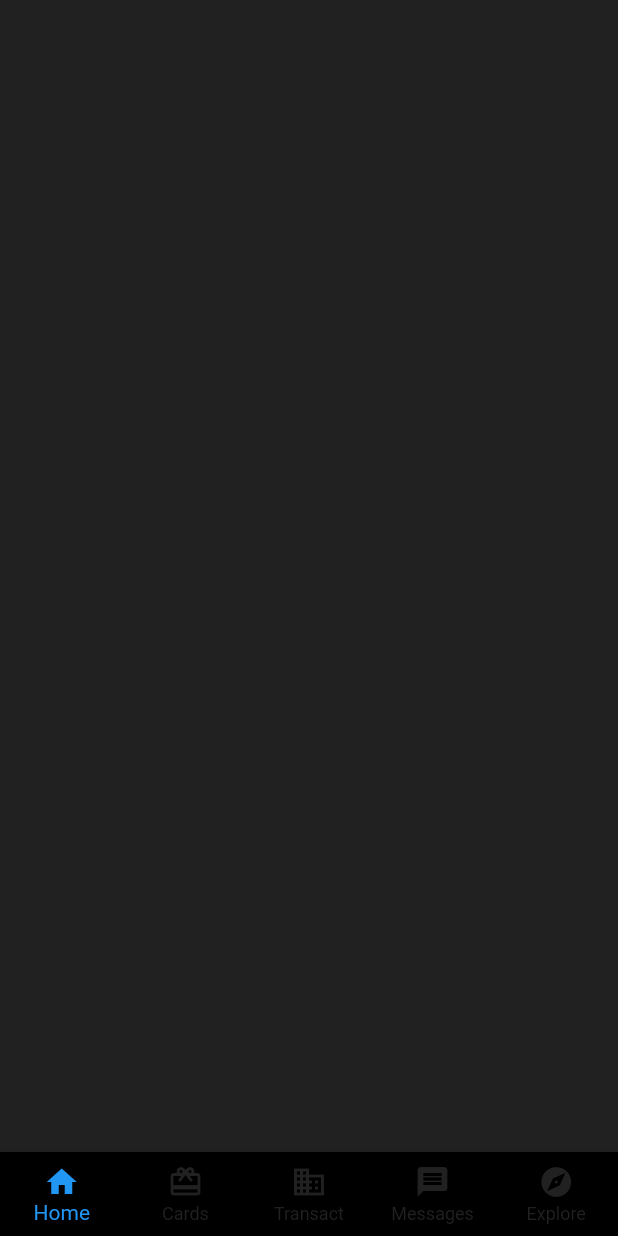
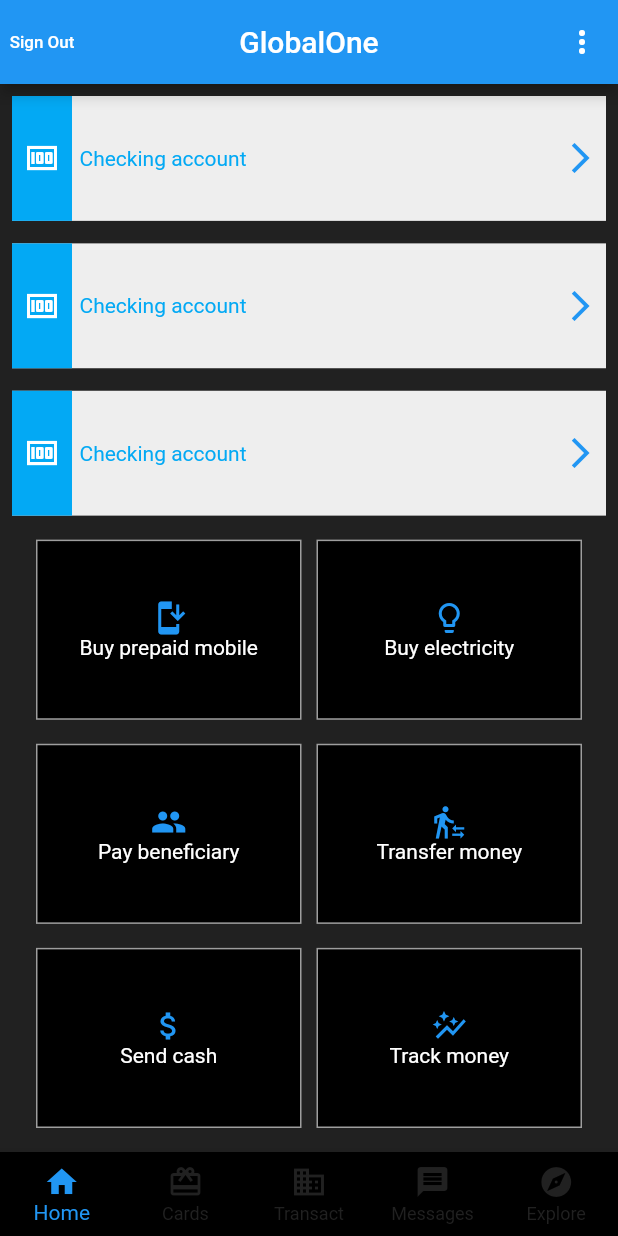
Before and after one commit to LodewykRoux/banking_clone, a Flutter app: the HomeScreen screen opened directly, on a phone screen of 412 x 824 dp. Run offline on Flutter 3.47's test engine with Material 2 defaults, Android fonts, the light colour scheme and no system bars; our stand-ins replace cloud_firestore, firebase_auth, firebase_core, redux, redux_thunk; accounts and stored records are empty.

Commit message:
Added home screen.

```diff
--- a/lib/screens/auth/login.dart
+++ b/lib/screens/auth/login.dart
@@ -3,6 +3,7 @@ import 'package:banking_clone/screens/home/home_screen.dart';
 import 'package:banking_clone/service/navigation_service.dart';
 import 'package:banking_clone/service/scaffold_messenger_service.dart';
 import 'package:banking_clone/widget/tile/event_tile.dart';
+import 'package:banking_clone/widget/tile/event_tile_row.dart';
 import 'package:flutter/material.dart';
 
 class Login extends StatefulWidget {
@@ -85,39 +86,6 @@ class _LoginState extends State<Login> {
     );
   }
 
-  Widget _eventTileRow(
-    IconData firstIcon,
-    String firstText,
-    IconData secondIcon,
-    String secondText,
-  ) {
-    return Padding(
-      padding: const EdgeInsets.all(8.0),
-      child: Row(
-        mainAxisAlignment: MainAxisAlignment.spaceEvenly,
-        children: [
-          Expanded(
-            child: EventTile(
-              icon: firstIcon,
-              text: firstText,
-              onPressed: () {},
-            ),
-          ),
-          const SizedBox(
-            width: 10,
-          ),
-          Expanded(
-            child: EventTile(
-              icon: secondIcon,
-              text: secondText,
-              onPressed: () {},
-            ),
-          ),
-        ],
-      ),
-    );
-  }
-
   @override
   Widget build(BuildContext context) {
     return Scaffold(
@@ -152,31 +120,31 @@ class _LoginState extends State<Login> {
                     padding: const EdgeInsets.only(top: 8.0),
                     child: _forgetPinButton(),
                   ),
-                  Expanded(
+                  const Expanded(
                     flex: 2,
-                    child: _eventTileRow(
-                      Icons.install_mobile,
-                      'Buy prepaid mobile',
-                      Icons.lightbulb_outline,
-                      'Buy electricity',
+                    child: EventTileRow(
+                      firstIcon: Icons.install_mobile,
+                      firstText: 'Buy prepaid mobile',
+                      secondIcon: Icons.lightbulb_outline,
+                      secondText: 'Buy electricity',
                     ),
                   ),
-                  Expanded(
+                  const Expanded(
                     flex: 2,
-                    child: _eventTileRow(
-                      Icons.people,
-                      'Pay beneficiary',
-                      Icons.transfer_within_a_station,
-                      'Transfer money',
+                    child: EventTileRow(
+                      firstIcon: Icons.people,
+                      firstText: 'Pay beneficiary',
+                      secondIcon: Icons.transfer_within_a_station,
+                      secondText: 'Transfer money',
                     ),
                   ),
-                  Expanded(
+                  const Expanded(
                     flex: 2,
-                    child: _eventTileRow(
-                      Icons.attach_money,
-                      'Send cash',
-                      Icons.auto_graph,
-                      'Track money',
+                    child: EventTileRow(
+                      firstIcon: Icons.attach_money,
+                      firstText: 'Send cash',
+                      secondIcon: Icons.auto_graph,
+                      secondText: 'Track money',
                     ),
                   ),
                   const Spacer(
--- /dev/null
+++ b/lib/screens/home/home.dart
@@ -0,0 +1,133 @@
+import 'package:banking_clone/widget/tile/account_list_tile.dart';
+import 'package:banking_clone/widget/tile/event_tile_row.dart';
+import 'package:flutter/material.dart';
+
+class Home extends StatelessWidget {
+  const Home({super.key});
+
+  @override
+  Widget build(BuildContext context) {
+    return Scaffold(
+      appBar: AppBar(
+        leading: FittedBox(
+          fit: BoxFit.scaleDown,
+          child: TextButton(
+            child: const Text(
+              'Sign Out',
+              softWrap: false,
+              style: TextStyle(
+                color: Colors.white,
+              ),
+            ),
+            onPressed: () {},
+          ),
+        ),
+        title: const Text(
+          'GlobalOne',
+          style: TextStyle(
+            color: Colors.white,
+          ),
+        ),
+        actions: [
+          PopupMenuButton<String>(
+            itemBuilder: (BuildContext context) {
+              return {'Logout', 'Settings'}.map((String choice) {
+                return PopupMenuItem<String>(
+                  value: choice,
+                  child: Text(choice),
+                );
+              }).toList();
+            },
+          ),
+        ],
+      ),
+      body: Padding(
+        padding: const EdgeInsets.all(8.0),
+        child: Column(
+          children: [
+            const Expanded(
+              child: AccountListTile(
+                leadingColor: Colors.lightBlue,
+                iconData: Icons.money,
+                title: Text(
+                  'Checking account',
+                  style: TextStyle(
+                    color: Colors.lightBlue,
+                  ),
+                ),
+              ),
+            ),
+            const SizedBox(
+              height: 15,
+            ),
+            const Expanded(
+              child: AccountListTile(
+                leadingColor: Colors.lightBlue,
+                iconData: Icons.money,
+                title: Text(
+                  'Checking account',
+                  style: TextStyle(
+                    color: Colors.lightBlue,
+                  ),
+                ),
+              ),
+            ),
+            const SizedBox(
+              height: 15,
+            ),
+            const Expanded(
+              child: AccountListTile(
+                leadingColor: Colors.lightBlue,
+                iconData: Icons.money,
+                title: Text(
+                  'Checking account',
+                  style: TextStyle(
+                    color: Colors.lightBlue,
+                  ),
+                ),
+              ),
+            ),
+            Expanded(
+              flex: 5,
+              child: Padding(
+                padding: const EdgeInsets.only(top: 8, left: 8, right: 8),
+                child: Column(
+                  crossAxisAlignment: CrossAxisAlignment.stretch,
+                  children: const [
+                    Expanded(
+                      flex: 2,
+                      child: EventTileRow(
+                        firstIcon: Icons.install_mobile,
+                        firstText: 'Buy prepaid mobile',
+                        secondIcon: Icons.lightbulb_outline,
+                        secondText: 'Buy electricity',
+                      ),
+                    ),
+                    Expanded(
+                      flex: 2,
+                      child: EventTileRow(
+                        firstIcon: Icons.people,
+                        firstText: 'Pay beneficiary',
+                        secondIcon: Icons.transfer_within_a_station,
+                        secondText: 'Transfer money',
+                      ),
+                    ),
+                    Expanded(
+                      flex: 2,
+                      child: EventTileRow(
+                        firstIcon: Icons.attach_money,
+                        firstText: 'Send cash',
+                        secondIcon: Icons.auto_graph,
+                        secondText: 'Track money',
+                      ),
+                    ),
+                  ],
+                ),
+              ),
+            ),
+          ],
+        ),
+      ),
+    );
+  }
+}
--- a/lib/screens/home/home_screen.dart
+++ b/lib/screens/home/home_screen.dart
@@ -1,3 +1,4 @@
+import 'package:banking_clone/screens/home/home.dart';
 import 'package:banking_clone/widget/button/icon_button_footer.dart';
 import 'package:flutter/material.dart';
 
@@ -10,6 +11,14 @@ class HomeScreen extends StatefulWidget {
 
 class _HomeScreenState extends State<HomeScreen> {
   int _currentIndex = 0;
+
+  static const List<Widget> _widgetOptions = <Widget>[
+    Home(),
+    Home(),
+    Home(),
+    Home(),
+    Home(),
+  ];
 
   @override
   Widget build(BuildContext context) {
@@ -53,6 +62,7 @@ class _HomeScreenState extends State<HomeScreen> {
           ),
         ],
       ),
+      body: _widgetOptions.elementAt(_currentIndex),
     );
   }
 }
--- /dev/null
+++ b/lib/widget/tile/account_list_tile.dart
@@ -0,0 +1,52 @@
+import 'package:flutter/material.dart';
+
+class AccountListTile extends StatelessWidget {
+  final Color leadingColor;
+  final IconData iconData;
+  final Text title;
+  const AccountListTile({
+    super.key,
+    required this.leadingColor,
+    required this.iconData,
+    required this.title,
+  });
+
+  @override
+  Widget build(BuildContext context) {
+    return DecoratedBox(
+      decoration: BoxDecoration(
+        color: Colors.grey[200],
+      ),
+      child: Row(
+        children: [
+          Column(
+            children: [
+              Expanded(
+                child: Container(
+                  padding:
+                      const EdgeInsets.symmetric(horizontal: 8, vertical: 16),
+                  decoration: BoxDecoration(color: leadingColor),
+                  child: Icon(
+                    iconData,
+                    color: Colors.white,
+                  ),
+                ),
+              ),
+            ],
+          ),
+          const SizedBox(
+            width: 5,
+          ),
+          Expanded(child: title),
+          const Icon(
+            Icons.arrow_forward_ios,
+            color: Colors.blue,
+          ),
+          const SizedBox(
+            width: 5,
+          ),
+        ],
+      ),
+    );
+  }
+}
--- /dev/null
+++ b/lib/widget/tile/event_tile_row.dart
@@ -0,0 +1,45 @@
+import 'package:banking_clone/widget/tile/event_tile.dart';
+import 'package:flutter/material.dart';
+
+class EventTileRow extends StatelessWidget {
+  final IconData firstIcon;
+  final String firstText;
+  final IconData secondIcon;
+  final String secondText;
+  const EventTileRow({
+    super.key,
+    required this.firstIcon,
+    required this.firstText,
+    required this.secondIcon,
+    required this.secondText,
+  });
+
+  @override
+  Widget build(BuildContext context) {
+    return Padding(
+      padding: const EdgeInsets.all(8.0),
+      child: Row(
+        mainAxisAlignment: MainAxisAlignment.spaceEvenly,
+        children: [
+          Expanded(
+            child: EventTile(
+              icon: firstIcon,
+              text: firstText,
+              onPressed: () {},
+            ),
+          ),
+          const SizedBox(
+            width: 10,
+          ),
+          Expanded(
+            child: EventTile(
+              icon: secondIcon,
+              text: secondText,
+              onPressed: () {},
+            ),
+          ),
+        ],
+      ),
+    );
+  }
+}
```
